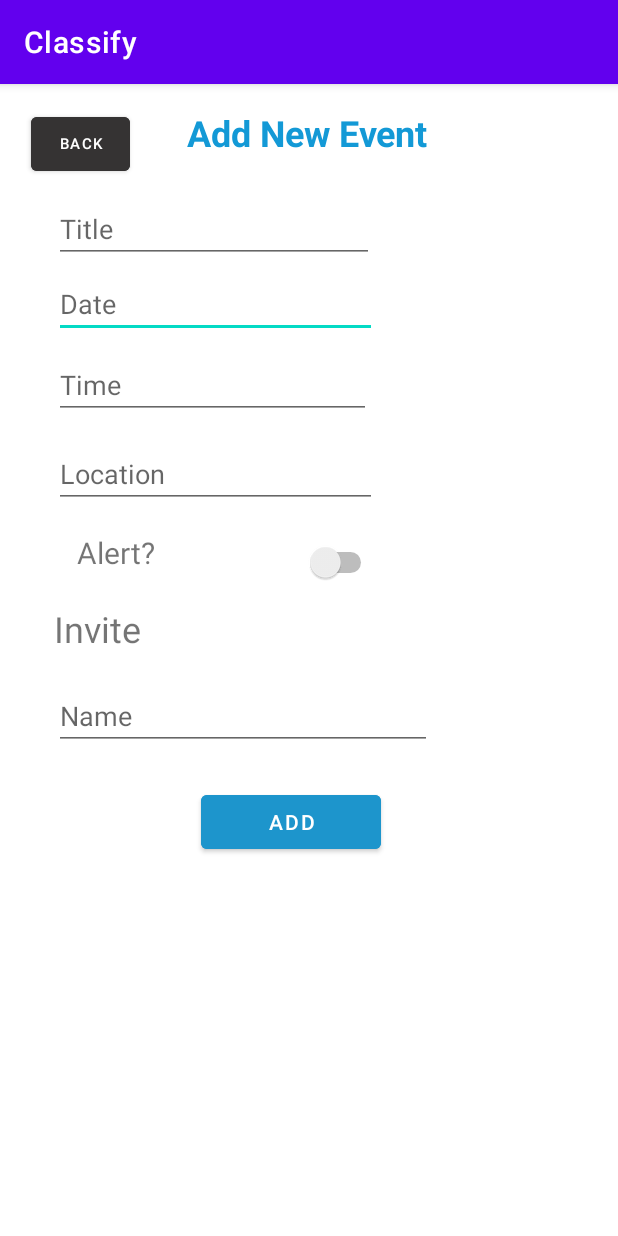
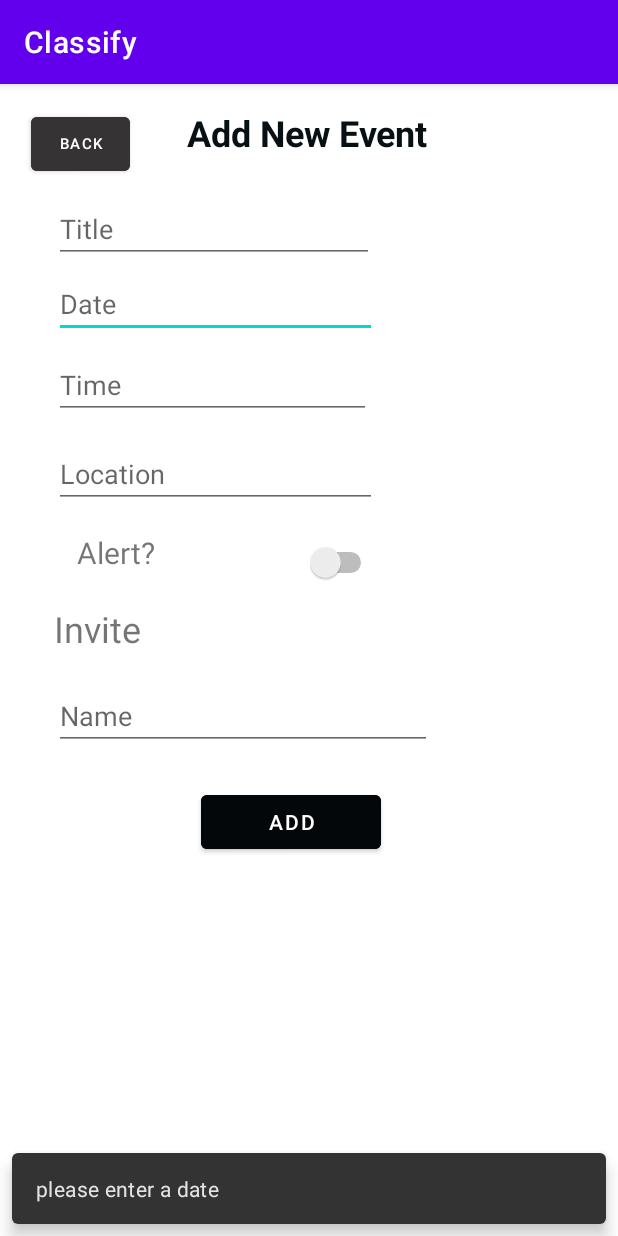
Before and after one commit to ekane11/ClassifyHomescreen, an Android app: the AddEventActivity screen opened directly, with no data from a screen before it, after a tap on "ADD", on a phone screen of 412 x 824 dp. Run offline under Robolectric (Android 15) with nearby library versions, the phone set to English and light mode, and no system bars.

Commit message:
user now has to include date

```diff
--- a/app/src/main/java/com/example/classifyhomescreen/AddEventActivity.java
+++ b/app/src/main/java/com/example/classifyhomescreen/AddEventActivity.java
@@ -15,6 +15,8 @@ import android.widget.DatePicker;
 import android.widget.EditText;
 import android.widget.TimePicker;
 
+import com.google.android.material.snackbar.Snackbar;
+
 import java.util.Calendar;
 
 public class AddEventActivity extends AppCompatActivity {
@@ -28,6 +30,7 @@ public class AddEventActivity extends AppCompatActivity {
     EditText locationText;
     EditText titleText;
     EditText timeText;
+    EditText friendText;
     String type;
 
     @Override
@@ -45,6 +48,8 @@ public class AddEventActivity extends AppCompatActivity {
         locationText = (EditText) findViewById(R.id.locationText);
         titleText = (EditText) findViewById(R.id.titleText);
         timeText = (EditText) findViewById(R.id.timeText);
+        friendText = (EditText) findViewById(R.id.friendText);
+
 
         dateText.setInputType(InputType.TYPE_NULL);
         dateText.setOnClickListener(new View.OnClickListener() {
@@ -119,25 +124,36 @@ public class AddEventActivity extends AppCompatActivity {
 
     public void onButtonClick(View v) {
 
+        boolean datePresent = true;
         String date = dateText.getText().toString();
         String location = locationText.getText().toString();
         String title = titleText.getText().toString();
         String time = timeText.getText().toString();
+        String email = friendText.getText().toString();
 
         Context context = getApplicationContext();
         SQLiteDatabase sqLiteDatabase = context.openOrCreateDatabase("events", Context.MODE_PRIVATE,null);
 
         DBHelper dbHelper = new DBHelper(sqLiteDatabase);
 
+        if(date.length() < 8) {
+            datePresent = false;
+        }
+
         System.out.println("n:"+note_count);
-        if(noteid == -1) {
+        if(noteid == -1 && datePresent) {
+            //send email to friend functionality should go here (email variable contains the email of friend)
+
             dbHelper.saveEvent("username", date, location, time, title, type, total_num_notes);
             System.out.println("t:"+total_num_notes);
             total_num_notes++;
         } else {
+            if(datePresent) {
                 dbHelper.updateEvent("username", date, location, time, title, type, note_count);
             }
+        }
 
+        if(datePresent) {
             Intent intent = null;
             switch (type) {
                 case "extra":
@@ -157,6 +173,11 @@ public class AddEventActivity extends AppCompatActivity {
                     startActivity(intent);
                     break;
             }
+        } else {
+            Snackbar mySnackbar = Snackbar.make(v, "please enter a date", 1000);
+            mySnackbar.show();
+        }
+
     }
 
     public void onBack(View v) {
--- a/app/src/main/java/com/example/classifyhomescreen/Dashboard.java
+++ b/app/src/main/java/com/example/classifyhomescreen/Dashboard.java
@@ -6,6 +6,8 @@ import android.content.Intent;
 import android.os.Bundle;
 
 import com.google.android.material.bottomnavigation.BottomNavigationView;
+
+import java.util.Calendar;
 
 public class Dashboard extends AppCompatActivity {
 
@@ -31,7 +33,7 @@ public class Dashboard extends AppCompatActivity {
                     return true;
                 case R.id.calendar:
                     startActivity(new Intent(getApplicationContext()
-                            ,Calendar.class));
+                            , Calendar.class));
                     overridePendingTransition(0,0);
                     return true;
             }
--- a/app/src/main/java/com/example/classifyhomescreen/Event.java
+++ b/app/src/main/java/com/example/classifyhomescreen/Event.java
@@ -10,9 +10,10 @@ public class Event {
     private String location;
     private boolean alert;
     private String type;
+    private String friend;
     private int note_num = 0;
 
-    public Event(String title, String date, String time, String location, boolean alert, List<String> friends, String type, int count) {
+    public Event(String title, String date, String time, String location, boolean alert, String friend, String type, int count) {
         this.date = date;
         this.time = time;
         this.location = location;
@@ -20,11 +21,14 @@ public class Event {
         this.title = title;
         this.type = type;
         this.note_num = count;
+        this.friend = friend;
     }
 
     public String getDate() {
         return this.date;
     }
+
+    public String getFriend() { return this.friend;}
 
     public String getTime() {
         return this.time;
@@ -42,8 +46,6 @@ public class Event {
 
     public String getType() {return this.type;}
 
-    public void setNum(int num) {note_num = num; }
-
     public int getNum() {return note_num; }
 
 }
--- a/app/src/main/res/layout/activity_add_event.xml
+++ b/app/src/main/res/layout/activity_add_event.xml
@@ -13,7 +13,7 @@
         android:layout_marginTop="16dp"
         android:text="Add New Event"
         android:textAlignment="center"
-        android:textColor="#1399D6"
+        android:textColor="#071013"
         android:textSize="24dp"
         android:textStyle="bold"
         app:layout_constraintEnd_toEndOf="parent"
@@ -93,7 +93,7 @@
         app:layout_constraintTop_toBottomOf="@+id/textView3" />
 
     <EditText
-        android:id="@+id/editTextTextPersonName4"
+        android:id="@+id/friendText"
         android:layout_width="252dp"
         android:layout_height="44dp"
         android:layout_marginStart="36dp"
@@ -110,13 +110,13 @@
         android:layout_width="120dp"
         android:layout_height="48dp"
         android:layout_marginTop="24dp"
-        android:backgroundTint="#1D95CC"
+        android:backgroundTint="#030709"
         android:onClick="onButtonClick"
         android:text="Add"
         app:layout_constraintEnd_toEndOf="parent"
         app:layout_constraintHorizontal_bias="0.46"
         app:layout_constraintStart_toStartOf="parent"
-        app:layout_constraintTop_toBottomOf="@+id/editTextTextPersonName4" />
+        app:layout_constraintTop_toBottomOf="@+id/friendText" />
 
     <Button
         android:id="@+id/button3"
--- a/app/src/main/res/values/ids.xml
+++ b/app/src/main/res/values/ids.xml
@@ -7,7 +7,7 @@
     <item name="textView3" type="id" />
     <item name="switch1" type="id" />
     <item name="textView4" type="id" />
-    <item name="editTextTextPersonName4" type="id" />
+    <item name="friendText" type="id" />
     <item name="editTextTextPersonName5" type="id" />
     <item name="button" type="id" />
     <item name="button3" type="id" />
```
Lines whose indentation alone changed are shown as unchanged.
